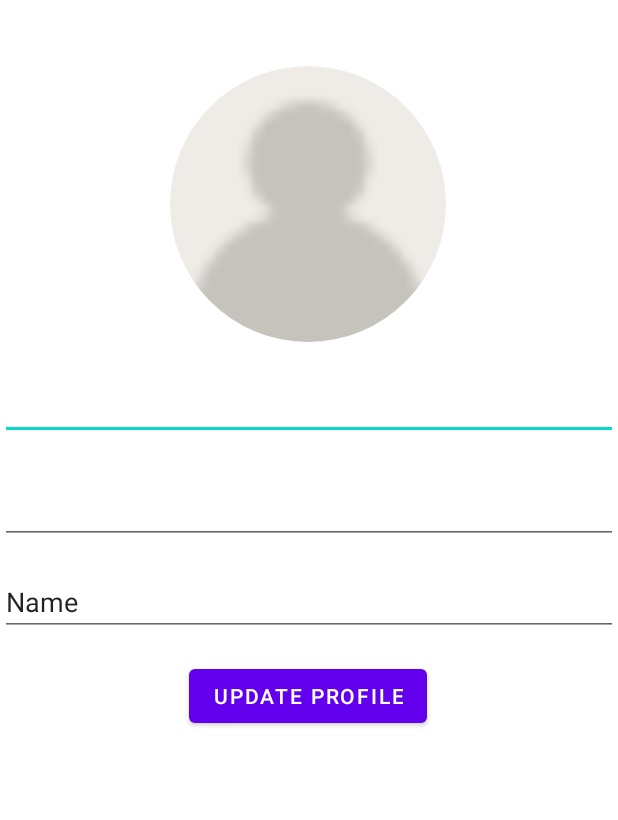
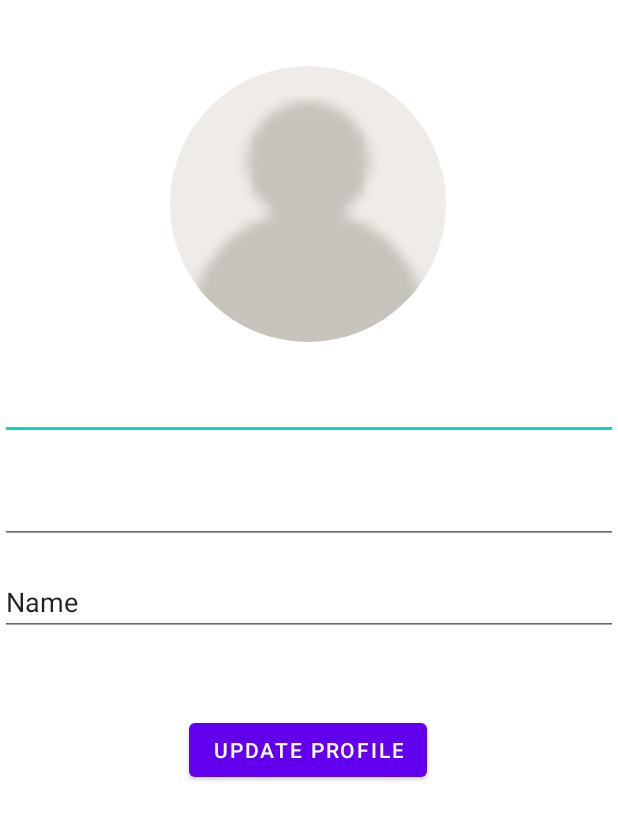
Before and after one commit to leythien2002/ShoesStoreApp, an Android app: the fragment UserProfile shown on its own in the app's theme, after a tap on "UPDATE PROFILE", on a phone screen of 412 x 824 dp. Shown: the top 820 px of the screen. Run offline under Robolectric (Android 15) with nearby library versions, the phone set to English and light mode, and no system bars; our stand-ins replace CircleImageView, Firebase (no records; nobody signed in at launch, a user with empty details on screens opened directly); libraries missing offline, so code that uses them is left out: com.github.dhaval2404.imagepicker.

Commit message:
Fix Light Error

```diff
--- a/app/src/main/java/com/example/shoesstore/fragment/Home.java
+++ b/app/src/main/java/com/example/shoesstore/fragment/Home.java
@@ -51,7 +51,6 @@ public class Home extends Fragment {
             @Override
             public void onFragmentResult(@NonNull String requestKey, @NonNull Bundle bundle) {
                 // We use a String here, but any type that can be put in a Bundle is supported
-
                 showUserInformation();
                 // Do something with the result
             }
--- a/app/src/main/java/com/example/shoesstore/fragment/UserProfile.java
+++ b/app/src/main/java/com/example/shoesstore/fragment/UserProfile.java
@@ -68,7 +68,6 @@ public class UserProfile extends Fragment {
         // Inflate the layout for this fragment
         mView=inflater.inflate(R.layout.fragment_user_profile,container,false);
         initUI();
-
         setUserInformation();
         initListener();
 
@@ -117,6 +116,12 @@ public class UserProfile extends Fragment {
             return;
         }
         dialog.show();
+        //dieu chinh lai phan nay de hop ly khi nguoi dung chi click update ma khong
+        //them bat cu thong tin gi
+        if(seletedImage==null){
+            Uri photoUrl = user.getPhotoUrl();
+            seletedImage=photoUrl;
+        }
         String strUserName=edUserName.getText().toString().trim();
         UserProfileChangeRequest profileUpdates = new UserProfileChangeRequest.Builder()
                 .setDisplayName(strUserName)
--- a/app/src/main/res/layout/fragment_user_profile.xml
+++ b/app/src/main/res/layout/fragment_user_profile.xml
@@ -4,7 +4,7 @@
     xmlns:tools="http://schemas.android.com/tools"
     android:layout_width="match_parent"
     android:layout_height="match_parent"
-    tools:context=".SettingUserProfile">
+    tools:context=".fragment.UserProfile">
 
     <de.hdodenhof.circleimageview.CircleImageView
         android:id="@+id/imgAvatar"
@@ -60,7 +60,7 @@
         android:id="@+id/btnUpdateProfile"
         android:layout_width="wrap_content"
         android:layout_height="wrap_content"
-        android:layout_marginTop="16dp"
+        android:layout_marginTop="52dp"
         android:text="Update Profile"
         app:layout_constraintEnd_toEndOf="parent"
         app:layout_constraintHorizontal_bias="0.498"
```
